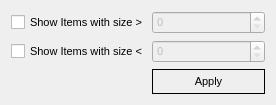
pjrinaldi/wombatforensics, file sizefilter.ui: the form before one commit.
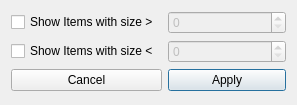
The form after the commit.

Commit message: modified filters to a qdialog instead of a qwidget so that it is easier to display with border issues

What changed in the file:
```diff
--- a/sizefilter.ui
+++ b/sizefilter.ui
@@ -1,7 +1,7 @@
 <?xml version="1.0" encoding="UTF-8"?>
 <ui version="4.0">
  <class>SizeFilter</class>
- <widget class="QWidget" name="SizeFilter">
+ <widget class="QDialog" name="SizeFilter">
   <property name="windowModality">
    <enum>Qt::ApplicationModal</enum>
   </property>
@@ -9,35 +9,14 @@
    <rect>
     <x>0</x>
     <y>0</y>
-    <width>276</width>
+    <width>297</width>
     <height>105</height>
    </rect>
   </property>
-  <property name="font">
-   <font>
-    <pointsize>8</pointsize>
-   </font>
-  </property>
   <property name="windowTitle">
-   <string>Filter</string>
-  </property>
-  <property name="autoFillBackground">
-   <bool>true</bool>
+   <string>Size Filter</string>
   </property>
   <layout class="QGridLayout" name="gridLayout">
-   <property name="horizontalSpacing">
-    <number>0</number>
-   </property>
-   <item row="2" column="1">
-    <widget class="QSpinBox" name="lessspinBox">
-     <property name="enabled">
-      <bool>false</bool>
-     </property>
-     <property name="maximum">
-      <number>1000000000</number>
-     </property>
-    </widget>
-   </item>
    <item row="0" column="0">
     <widget class="QCheckBox" name="morecheckBox">
      <property name="text">
@@ -55,17 +34,27 @@
      </property>
     </widget>
    </item>
-   <item row="2" column="0">
+   <item row="1" column="0">
     <widget class="QCheckBox" name="lesscheckBox">
      <property name="text">
       <string>Show Items with size &lt; </string>
      </property>
     </widget>
    </item>
-   <item row="3" column="1">
+   <item row="1" column="1">
+    <widget class="QSpinBox" name="lessspinBox">
+     <property name="enabled">
+      <bool>false</bool>
+     </property>
+     <property name="maximum">
+      <number>1000000000</number>
+     </property>
+    </widget>
+   </item>
+   <item row="2" column="1">
     <widget class="QPushButton" name="pushButton">
      <property name="styleSheet">
-      <string notr="true">border: 1px solid black; padding: 5px 10px 5px 10px;</string>
+      <string notr="true"/>
      </property>
      <property name="text">
       <string>Apply</string>
@@ -74,7 +63,14 @@
       <bool>true</bool>
      </property>
      <property name="flat">
-      <bool>true</bool>
+      <bool>false</bool>
+     </property>
+    </widget>
+   </item>
+   <item row="2" column="0">
+    <widget class="QPushButton" name="pushButton_2">
+     <property name="text">
+      <string>Cancel</string>
      </property>
     </widget>
    </item>
```
Left out of the diff: 35 changed lines with no effect on the pictures. The commit also changes 28 other files.
